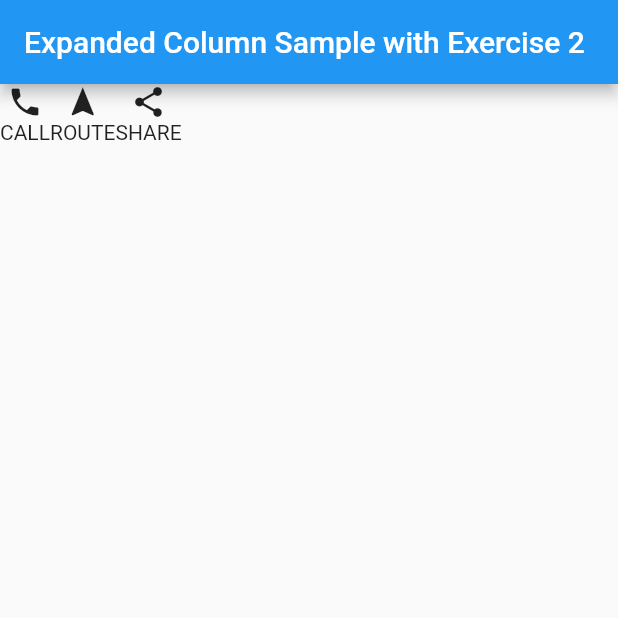
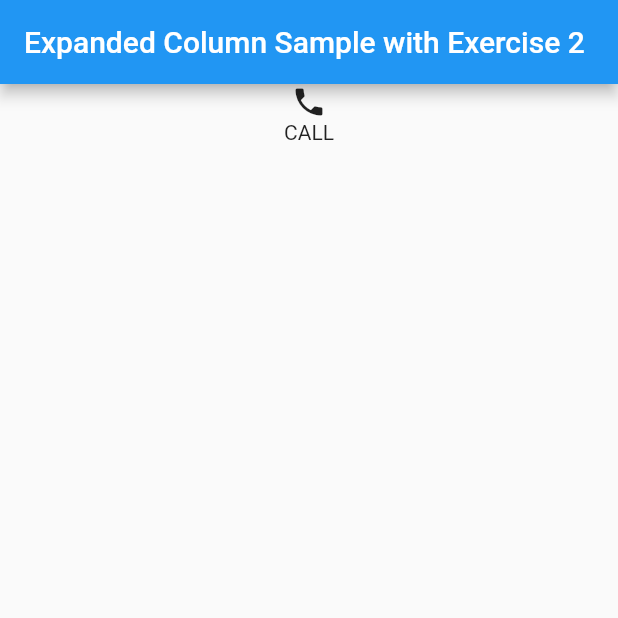
Before and after one commit to addff/first_app, a Flutter app: the screen it shows after launch, on a phone screen of 412 x 824 dp, the top half of it. Run offline on Flutter 3.47's test engine with Material 2 defaults, Android fonts, the phone set to English and light mode, and no system bars.

Commit message:
Expanded Column Sample with Exercise 2 third try

```diff
--- a/lib/main.dart
+++ b/lib/main.dart
@@ -33,10 +33,8 @@ class MyStatelessWidget extends StatelessWidget {
         title: Text('Expanded Column Sample with Exercise 2'),
       ),
       body: Center(
-          child:Row(
+        child:Column(
             children: <Widget>[
-              Column(
-                children: <Widget>[
                   Icon(Icons.phone),
                   Container(
                       child:Text(
@@ -44,29 +42,41 @@ class MyStatelessWidget extends StatelessWidget {
                       )
                   )
                 ],
-              ),
-              Column(
-                children: <Widget>[
-                  Icon(Icons.navigation),
-                  Container(
-                      child:Text(
-                          "ROUTE"
-                      )
-                  )
-                ],
-              ),
-              Column(
-                children: <Widget>[
-                  Icon(Icons.share),
-                  Container(
-                      child:Text(
-                          "SHARE"
-                      )
-                  )
-                ],
-              ),
-            ],
-          )
+        )
+//          child:Row(
+//            children: <Widget>[
+//              Column(
+//                children: <Widget>[
+//                  Icon(Icons.phone),
+//                  Container(
+//                      child:Text(
+//                          "CALL"
+//                      )
+//                  )
+//                ],
+//              ),
+//              Column(
+//                children: <Widget>[
+//                  Icon(Icons.navigation),
+//                  Container(
+//                      child:Text(
+//                          "ROUTE"
+//                      )
+//                  )
+//                ],
+//              ),
+//              Column(
+//                children: <Widget>[
+//                  Icon(Icons.share),
+//                  Container(
+//                      child:Text(
+//                          "SHARE"
+//                      )
+//                  )
+//                ],
+//              ),
+//            ],
+//          )
 //        child: Text(
 //          "Bismillah",
 //          textDirection: TextDirection.ltr,
```
